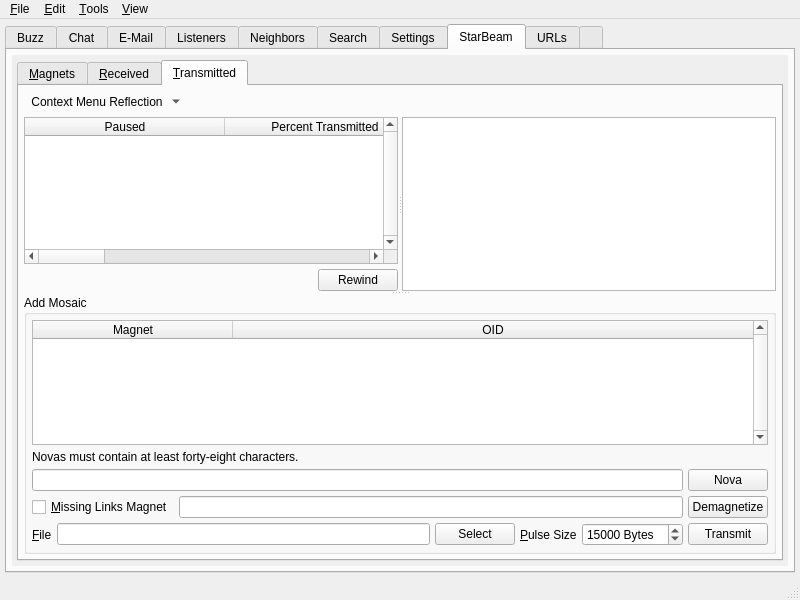
First picture: the form in branches/trunk/UI/controlcenter.ui, repository textbrowser/spot-on, before the edit.
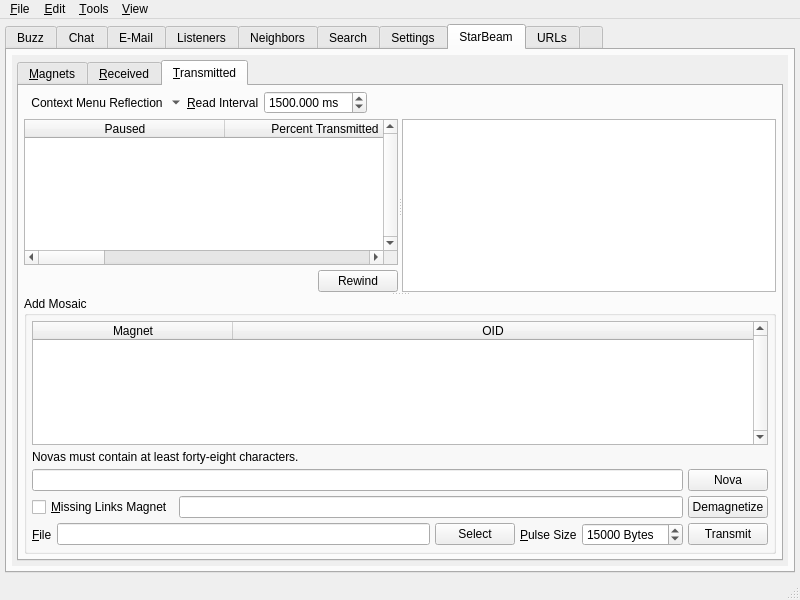
Second picture: the form after the edit. The open tabs and pages were chosen to show the change. Icons and pictures are not drawn. Custom widgets are drawn as their Qt base class.

Commit message: SB read interval.

The edit to the form file:
```diff
--- a/branches/trunk/UI/controlcenter.ui
+++ b/branches/trunk/UI/controlcenter.ui
@@ -5944,7 +5944,7 @@
              <x>0</x>
              <y>0</y>
              <width>761</width>
-             <height>519</height>
+             <height>511</height>
             </rect>
            </property>
            <layout class="QVBoxLayout" name="verticalLayout_43">
@@ -6586,6 +6586,35 @@
                     </property>
                    </widget>
                   </item>
+                  <item>
+                   <widget class="QLabel" name="label_9">
+                    <property name="text">
+                     <string>&amp;Read Interval</string>
+                    </property>
+                    <property name="buddy">
+                     <cstring>sb_read_interval</cstring>
+                    </property>
+                   </widget>
+                  </item>
+                  <item>
+                   <widget class="QDoubleSpinBox" name="sb_read_interval">
+                    <property name="suffix">
+                     <string> ms</string>
+                    </property>
+                    <property name="decimals">
+                     <number>3</number>
+                    </property>
+                    <property name="minimum">
+                     <double>0.100000000000000</double>
+                    </property>
+                    <property name="maximum">
+                     <double>60000.000000000000000</double>
+                    </property>
+                    <property name="value">
+                     <double>1500.000000000000000</double>
+                    </property>
+                   </widget>
+                  </item>
                   <item>
                    <spacer name="horizontalSpacer_59">
                     <property name="orientation">
```
Left out of the diff: 37 changed lines with no effect on the pictures. The commit also changes 2 other files.
